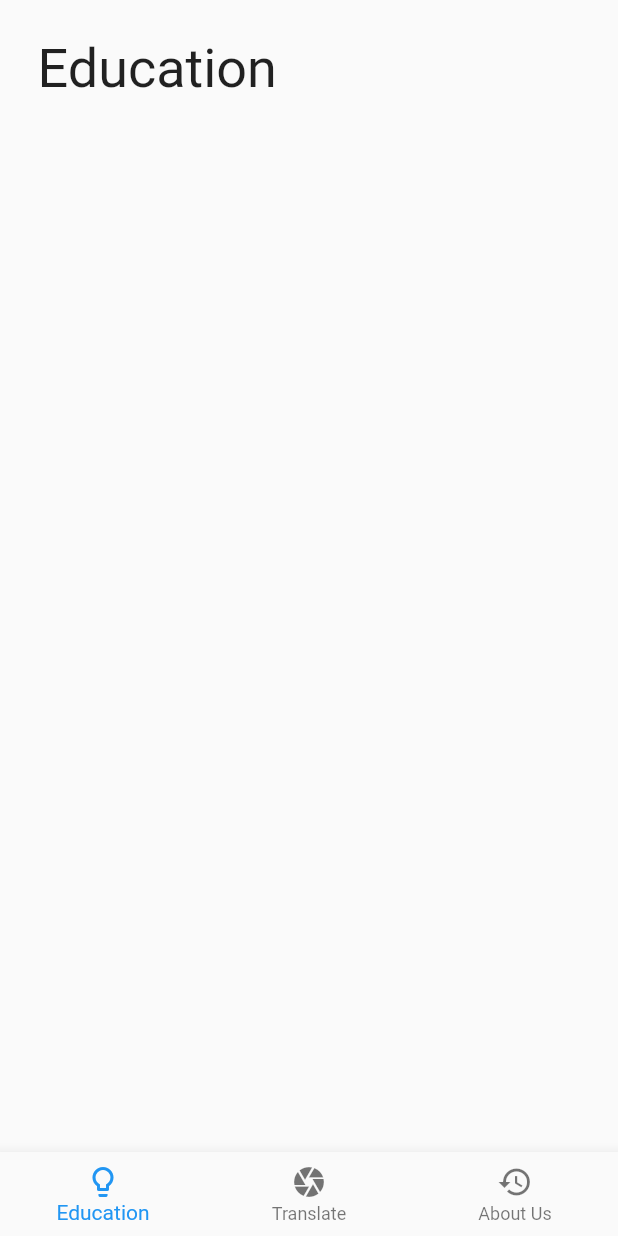
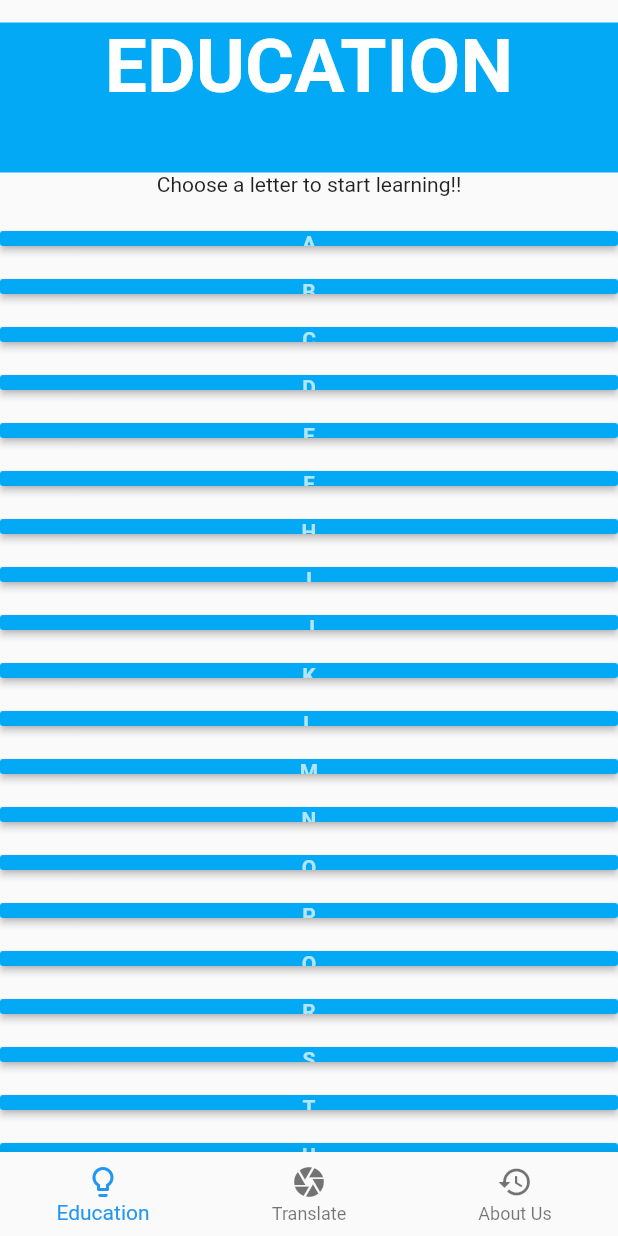
Before and after one commit to acm-projects/ASL-Translator, a Flutter app: the screen it shows after launch, on a phone screen of 412 x 824 dp. Run offline on Flutter 3.47's test engine with Material 2 defaults, Android fonts, the phone set to English and light mode, and no system bars; our stand-ins replace camera, google_fonts.

Commit message:
Add files via upload
Updated Education Page -- incomplete

```diff
--- a/lib/education.dart
+++ b/lib/education.dart
@@ -1,13 +1,89 @@
 import 'package:flutter/material.dart';
-
+class LetterButton extends StatelessWidget
+{
+  var letter;
+  LetterButton({
+    Key key, this.letter
+}) : super(key:key);
+  @override
+  Widget build(BuildContext context){
+    return Container(
+      margin: EdgeInsets.only(top: 7.0, bottom: 15.0),
+      width: 10,
+      height: 10,
+      child: RaisedButton(
+        onPressed: placeHolder,
+        color: Colors.lightBlue,
+        child: Text(
+          letter,
+          style: TextStyle(
+            color: Colors.white70,
+            fontWeight: FontWeight.bold,
+          )
+        )
+    ),
+    );
+  }
+  }
+placeHolder(){}
 class EducationPage extends StatelessWidget
 {
   @override
-  Widget build(BuildContext context)
-  {
-    return Container(
-      padding: EdgeInsets.all(25.0),
-      child: Text('Education', style: TextStyle(fontSize: 36.0),),
+  Widget build(BuildContext context){
+    return ListView(
+      children: [
+      Container(
+        margin : EdgeInsets.only(top:15.0),
+        child: Text(
+          "EDUCATION",
+          textAlign: TextAlign.center,
+          style: TextStyle(
+              fontWeight:FontWeight.bold,
+              fontSize: 50,
+              color: Colors.white,
+          ),
+        ),
+        color: Colors.lightBlue,
+        width: 100,
+        height: 100,
+      ),
+
+
+
+      Container(
+        child: Text(
+            "Choose a letter to start learning!!\n",
+            textAlign: TextAlign.center,
+        ),
+      ),
+
+        LetterButton(letter: 'A'),
+        LetterButton(letter: 'B'),
+        LetterButton(letter: 'C'),
+        LetterButton(letter: 'D'),
+        LetterButton(letter: 'E'),
+        LetterButton(letter: 'F'),
+        LetterButton(letter: 'H'),
+        LetterButton(letter: 'I'),
+        LetterButton(letter: 'J'),
+        LetterButton(letter: 'K'),
+        LetterButton(letter: 'L'),
+        LetterButton(letter: 'M'),
+        LetterButton(letter: 'N'),
+        LetterButton(letter: 'O'),
+        LetterButton(letter: 'P'),
+        LetterButton(letter: 'Q'),
+        LetterButton(letter: 'R'),
+        LetterButton(letter: 'S'),
+        LetterButton(letter: 'T'),
+        LetterButton(letter: 'U'),
+        LetterButton(letter: 'V'),
+        LetterButton(letter: 'W'),
+        LetterButton(letter: 'X'),
+        LetterButton(letter: 'Y'),
+        LetterButton(letter: 'Z'),
+    ],
     );
+
   }
 }
```
